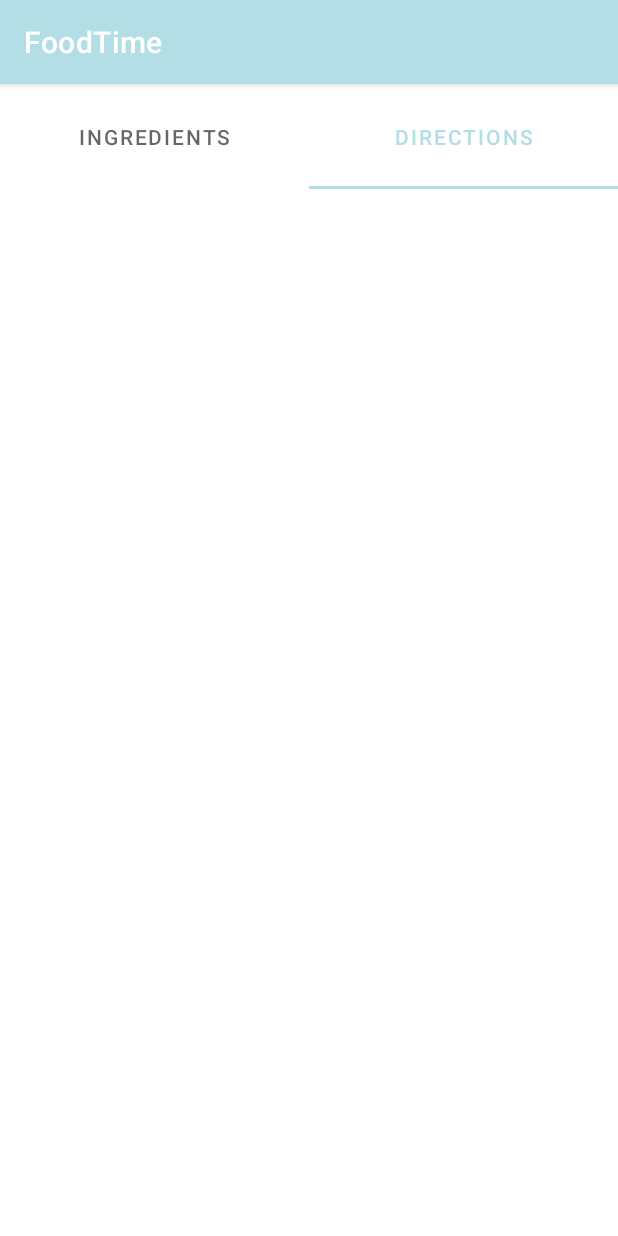
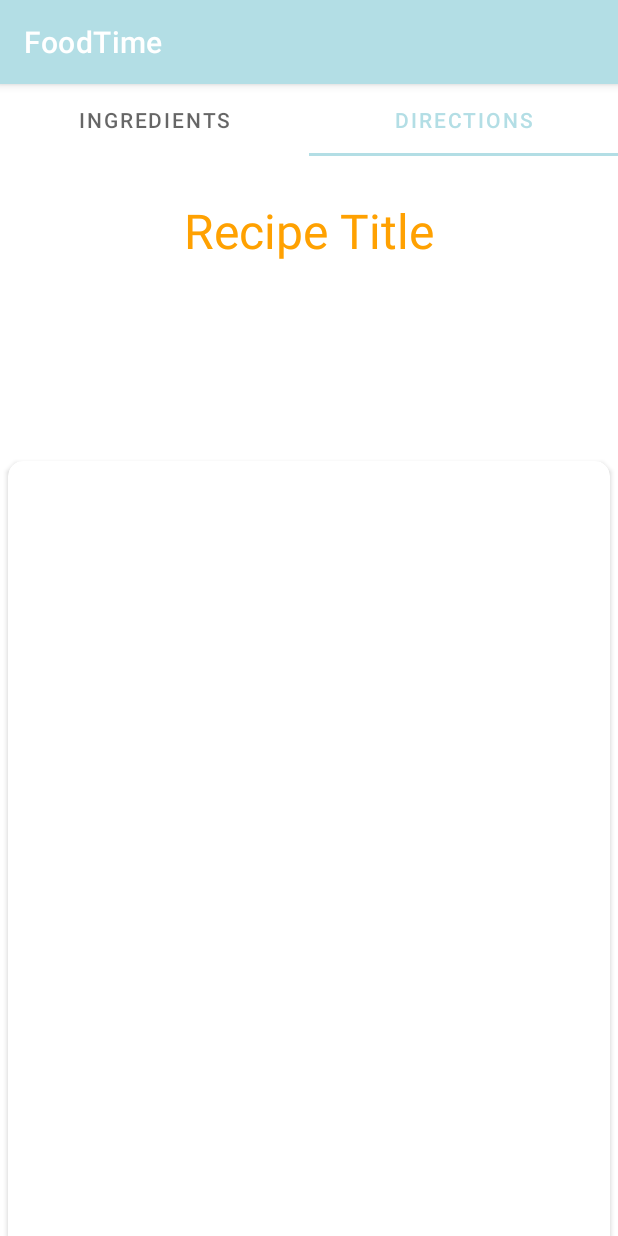
Before and after one commit to hcshires/COMS-309, an Android app: the ViewRecipeActivity screen opened directly, with no data from a screen before it, tab 2 chosen, on a phone screen of 412 x 824 dp. Run offline under Robolectric (Android 15) with nearby library versions, the light colour scheme and no system bars; Roboto replaces fonts that are not available here.

Commit message:
Finished basic functionality of tablayout.

```diff
--- a/Frontend/FoodTime/app/src/main/java/edu/iastate/cs309/hb6/foodtime/ui/cookbook/DirectionsFragment.java
+++ b/Frontend/FoodTime/app/src/main/java/edu/iastate/cs309/hb6/foodtime/ui/cookbook/DirectionsFragment.java
@@ -6,6 +6,7 @@
 import androidx.annotation.Nullable;
 import androidx.fragment.app.Fragment;
 
+import android.util.Log;
 import android.view.LayoutInflater;
 import android.view.View;
 import android.view.ViewGroup;
@@ -23,15 +24,16 @@
     @Override
     public View onCreateView(LayoutInflater inflater, ViewGroup container,
                              Bundle savedInstanceState) {
+        Log.d("DirectionsFragment", "Directions Fragment was created");
         // Inflate the layout for this fragment
         return inflater.inflate(R.layout.fragment_directions, container, false);
     }
 
-//    @Override
-//    public void onViewCreated(@NonNull View view, @Nullable Bundle savedInstanceState) {
-//        super.onViewCreated(view, savedInstanceState);
+    @Override
+    public void onViewCreated(@NonNull View view, @Nullable Bundle savedInstanceState) {
+        super.onViewCreated(view, savedInstanceState);
 //        ((TextView)view.findViewById(R.id.recipeTitle)).setText(getArguments().getString(TITLE_D));
 //        ((CardView)view.findViewById(R.id.ingrCV))
-//
-//    }
+
+    }
 }
--- a/Frontend/FoodTime/app/src/main/java/edu/iastate/cs309/hb6/foodtime/ui/cookbook/IngredientsFragment.java
+++ b/Frontend/FoodTime/app/src/main/java/edu/iastate/cs309/hb6/foodtime/ui/cookbook/IngredientsFragment.java
@@ -7,6 +7,7 @@
 import androidx.cardview.widget.CardView;
 import androidx.fragment.app.Fragment;
 
+import android.util.Log;
 import android.view.LayoutInflater;
 import android.view.View;
 import android.view.ViewGroup;
@@ -28,6 +29,7 @@
     public View onCreateView(LayoutInflater inflater, ViewGroup container,
                              Bundle savedInstanceState) {
         // Inflate the layout for this fragment
+        Log.d("IngredientsFragment", "Ingredients Fragment was created");
         return inflater.inflate(R.layout.fragment_ingredients, container, false);
     }
 
--- a/Frontend/FoodTime/app/src/main/java/edu/iastate/cs309/hb6/foodtime/ui/cookbook/PagerAdapter.java
+++ b/Frontend/FoodTime/app/src/main/java/edu/iastate/cs309/hb6/foodtime/ui/cookbook/PagerAdapter.java
@@ -34,15 +34,13 @@
     @NonNull
     @Override
     public Fragment createFragment(int position) {
-        IngredientsFragment ingredientsFragment = new IngredientsFragment();
-        DirectionsFragment directionsFragment = new DirectionsFragment();
+//        IngredientsFragment ingredientsFragment = new IngredientsFragment();
+//        DirectionsFragment directionsFragment = new DirectionsFragment();
         Bundle args =new Bundle();
         if (position ==1) {
-            return directionsFragment;
+            return new DirectionsFragment();
         }
-//        args.putString(IngredientsFragment.TITLE, "Ingredients") ;
-////        ingredientsFragment.setArguments(args);
-        return ingredientsFragment;
+        return new IngredientsFragment();
     }
 
     /**
@@ -53,9 +51,5 @@
         return 2;
     }
 
-//    public void addFragment(Fragment fragment, String title) {
-//        fragmentArrayList.add(fragment);
-//        fragmentTitles.add(title);
-//    }
 
 }
--- a/Frontend/FoodTime/app/src/main/java/edu/iastate/cs309/hb6/foodtime/ui/cookbook/ViewRecipeActivity.java
+++ b/Frontend/FoodTime/app/src/main/java/edu/iastate/cs309/hb6/foodtime/ui/cookbook/ViewRecipeActivity.java
@@ -47,32 +47,23 @@
         pagerAdapter = new PagerAdapter(getSupportFragmentManager(), getLifecycle());
         viewRecipeVP.setAdapter(pagerAdapter);
 
-        /* Tab Layout Mediator */
-        new TabLayoutMediator(ingDricTab, viewRecipeVP, (tab, position) -> {
-            if(position == 1) {
-                tab.setText("Directions");
+        ingDricTab.addOnTabSelectedListener(new TabLayout.OnTabSelectedListener() {
+            @Override
+            public void onTabSelected(TabLayout.Tab tab) {
+                viewRecipeVP.setCurrentItem(tab.getPosition());
             }
-            else {
-                tab.setText("Ingredients");
+
+            @Override
+            public void onTabUnselected(TabLayout.Tab tab) {
+
             }
-        }).attach();
 
+            @Override
+            public void onTabReselected(TabLayout.Tab tab) {
 
-        //  switches pages if slid
-        viewRecipeVP.registerOnPageChangeCallback(new ViewPager2.OnPageChangeCallback() {
-            /**
-             * @param position Position index of the new selected page.
-             */
-            @Override
-            public void onPageSelected(int position) {
-                ingDricTab.selectTab(ingDricTab.getTabAt(position));
             }
         });
 
 
-        //old code, might re implement
-//        pagerAdapter.addFragment(new IngredientsFragment(), recipeTitle);
-//        pagerAdapter.addFragment(new DirectionsFragment(), recipeTitle);
-
     }
 }
--- a/Frontend/FoodTime/app/src/main/res/layout/activity_view_recipe.xml
+++ b/Frontend/FoodTime/app/src/main/res/layout/activity_view_recipe.xml
@@ -4,28 +4,28 @@
     xmlns:tools="http://schemas.android.com/tools"
     android:layout_width="match_parent"
     android:layout_height="match_parent"
-    tools:context=".ui.cookbook.ViewRecipeActivity">
+    tools:context=".MainActivity">
 
-    <com.google.android.material.tabs.TabLayout
-        android:id="@+id/ingDirTabs"
+    <androidx.coordinatorlayout.widget.CoordinatorLayout
         android:layout_width="match_parent"
-        android:layout_height="70dp"
-        app:layout_constraintEnd_toEndOf="parent"
-        app:layout_constraintStart_toStartOf="parent"
-        app:layout_constraintTop_toTopOf="parent">
+        android:layout_height="match_parent">
 
-    </com.google.android.material.tabs.TabLayout>
+        <LinearLayout
+            android:orientation="vertical"
+            android:layout_width="match_parent"
+            android:layout_height="wrap_content">
 
-    <androidx.viewpager2.widget.ViewPager2
-        android:id="@+id/viewRecipeViewPager"
-        android:layout_width="match_parent"
-        android:layout_height="0dp"
-        app:layout_constraintBottom_toBottomOf="parent"
-        app:layout_constraintEnd_toEndOf="parent"
-        app:layout_constraintHorizontal_bias="0.5"
-        app:layout_constraintStart_toStartOf="parent"
-        app:layout_constraintTop_toBottomOf="parent">
+            <com.google.android.material.tabs.TabLayout
+                android:id="@+id/ingDirTabs"
+                android:layout_width="match_parent"
+                android:layout_height="wrap_content"/>
+            <androidx.viewpager2.widget.ViewPager2
+                android:id="@+id/viewRecipeViewPager"
+                android:layout_width="match_parent"
+                android:layout_height="wrap_content"/>
 
-    </androidx.viewpager2.widget.ViewPager2>
+        </LinearLayout>
+
+    </androidx.coordinatorlayout.widget.CoordinatorLayout>
 
 </androidx.constraintlayout.widget.ConstraintLayout>
```
Also changed, not shown: Frontend/FoodTime/app/src/main/res/layout/fragment_directions.xml (+2 -18 lines), Frontend/FoodTime/app/src/main/res/layout/fragment_ingredients.xml (+0 -15 lines).
